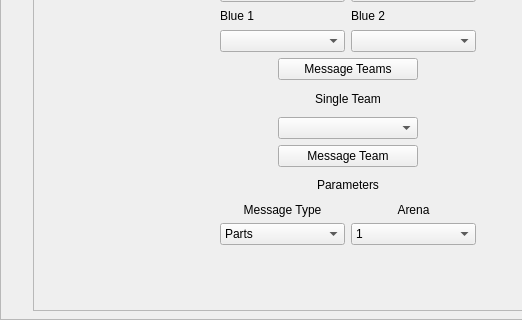
Qt form App/PCUI.ui (BotPager/pc-software) before a commit; both pictures show x 0 to 522 and y 141 to 461 of the 950 by 461 pixel window.
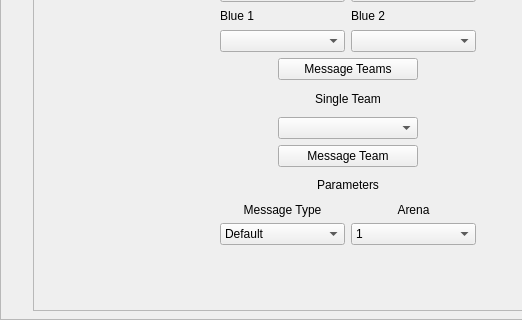
The same form after that commit.

The edit to the form file:
```diff
--- a/App/PCUI.ui
+++ b/App/PCUI.ui
@@ -757,7 +757,7 @@
                      <item row="1" column="0">
                       <widget class="QComboBox" name="Intensity">
                        <property name="currentIndex">
-                        <number>3</number>
+                        <number>0</number>
                        </property>
                        <property name="minimumContentsLength">
                         <number>0</number>
```
